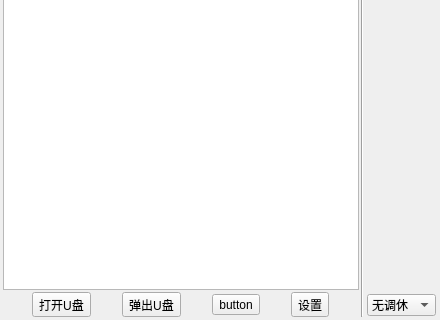
Above: ui/mainwindow.ui from Return-Log/Education-Clock before the change; both pictures show x 0 to 440 and y 360 to 680 of the 440 by 680 pixel window. Below: the same form after it.
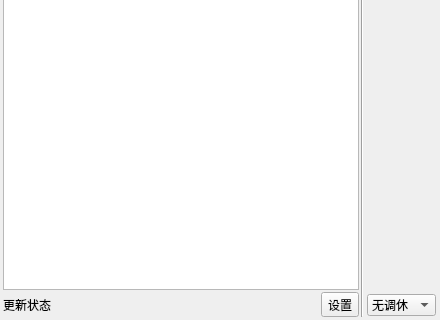
That is the form after the change. Icons and pictures are not drawn.

The edit to the form file:
```diff
--- a/ui/mainwindow.ui
+++ b/ui/mainwindow.ui
@@ -159,53 +159,9 @@
         <item>
          <layout class="QHBoxLayout" name="horizontalLayout_2">
           <item>
-           <widget class="QToolButton" name="toolButton">
+           <widget class="QLabel" name="label_update">
             <property name="text">
-             <string>打开U盘</string>
-            </property>
-            <property name="iconSize">
-             <size>
-              <width>16</width>
-              <height>16</height>
-             </size>
-            </property>
-            <property name="toolButtonStyle">
-             <enum>Qt::ToolButtonTextUnderIcon</enum>
-            </property>
-           </widget>
-          </item>
-          <item>
-           <widget class="QToolButton" name="toolButton_2">
-            <property name="text">
-             <string>弹出U盘</string>
-            </property>
-            <property name="iconSize">
-             <size>
-              <width>16</width>
-              <height>16</height>
-             </size>
-            </property>
-            <property name="checkable">
-             <bool>false</bool>
-            </property>
-            <property name="toolButtonStyle">
-             <enum>Qt::ToolButtonTextUnderIcon</enum>
-            </property>
-           </widget>
-          </item>
-          <item>
-           <widget class="QToolButton" name="toolButton_4">
-            <property name="text">
-             <string>button</string>
-            </property>
-            <property name="iconSize">
-             <size>
-              <width>16</width>
-              <height>16</height>
-             </size>
-            </property>
-            <property name="toolButtonStyle">
-             <enum>Qt::ToolButtonTextUnderIcon</enum>
+             <string>更新状态</string>
             </property>
            </widget>
           </item>
```
